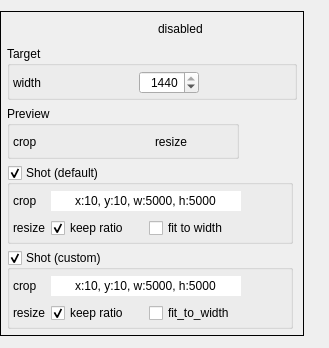
First picture: the form in tools/video_editor/ui/ui_widget_geometry.ui, repository JepEtau/mco, before the edit.
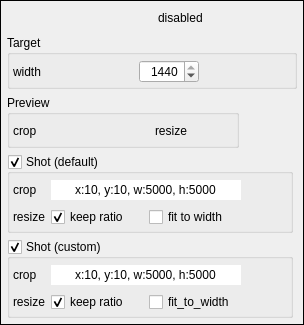
Second picture: the form after the edit. Icons and pictures are not drawn.

Patch:
```diff
--- a/tools/video_editor/ui/ui_widget_geometry.ui
+++ b/tools/video_editor/ui/ui_widget_geometry.ui
@@ -6,8 +6,8 @@
    <rect>
     <x>0</x>
     <y>0</y>
-    <width>329</width>
-    <height>348</height>
+    <width>289</width>
+    <height>320</height>
    </rect>
   </property>
   <property name="sizePolicy">
```
